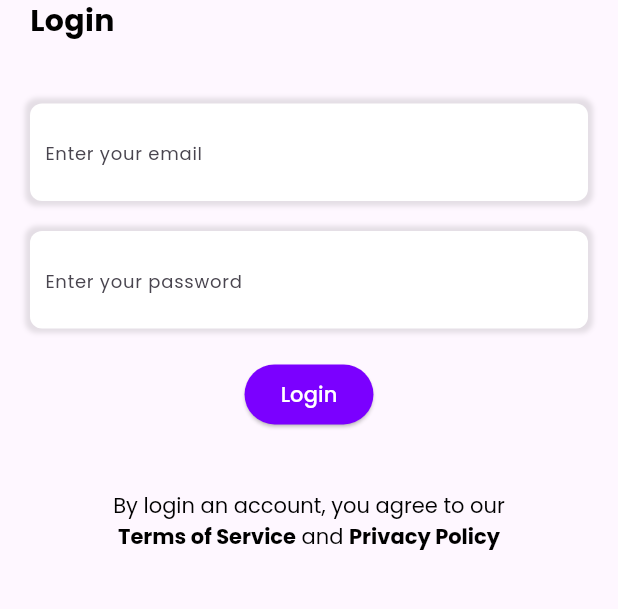
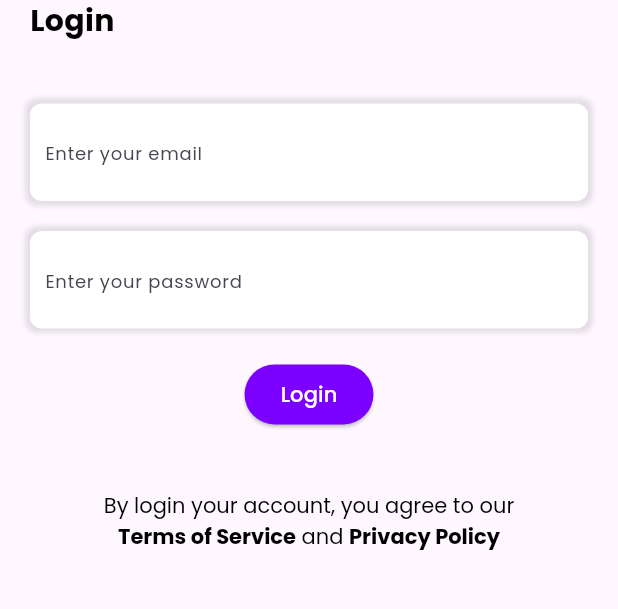
Before and after one commit to RahulDhiman93/CarGoGo_App, a Flutter app: the screen it shows after launch, on a phone screen of 412 x 824 dp, the part 580-1189 px from its top. Run offline on Flutter 3.47's test engine with Material 3 defaults, Android fonts, the phone set to English and light mode, and no system bars; our stand-ins replace get, google_fonts; missing offline and left inert: fl_country_code_picker.

Commit message:
terms string fix

```diff
--- a/lib/utils/app_constants.dart
+++ b/lib/utils/app_constants.dart
@@ -7,7 +7,7 @@ class AppStrings {
   static const String enterEmail = 'Enter your email';
   static const String enterPassword = 'Enter your password';
   static const String byCreating = 'By creating an account, you agree to our';
-  static const String byLogin = 'By login an account, you agree to our';
+  static const String byLogin = 'By login your account, you agree to our';
   static const String termsOfService = 'Terms of Service';
   static const String of = 'of';
   static const String privacyPolicy = 'Privacy Policy';
--- a/lib/widgets/onboarding_widgets/login_widget.dart
+++ b/lib/widgets/onboarding_widgets/login_widget.dart
@@ -116,7 +116,7 @@ Widget loginWidget(Function(String email, String password) onLoginTap) {
       ),
       Container(
         alignment: Alignment.center,
-        padding: const EdgeInsets.symmetric(horizontal: 50),
+        padding: const EdgeInsets.symmetric(horizontal: 20),
         child: RichText(
             textAlign: TextAlign.center,
             text: TextSpan(children: [
```
